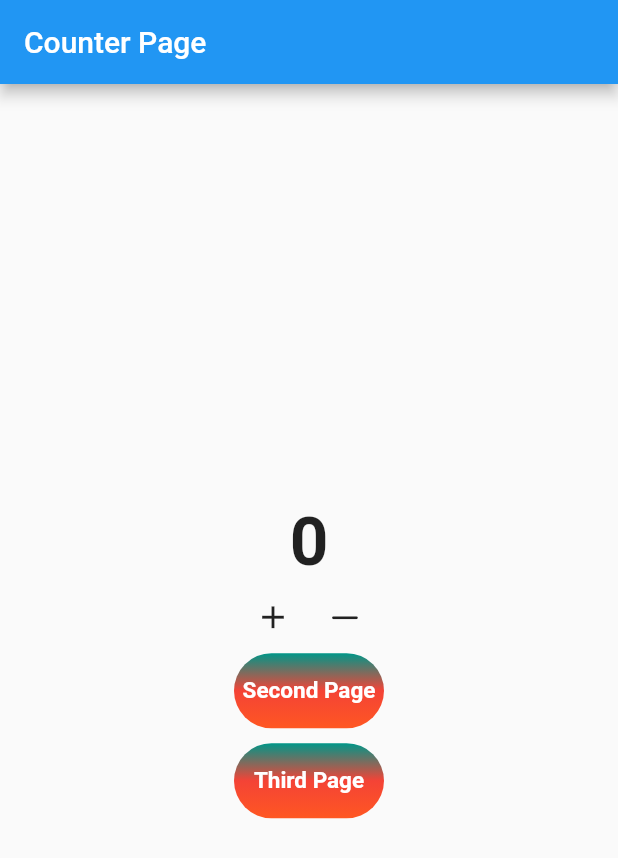
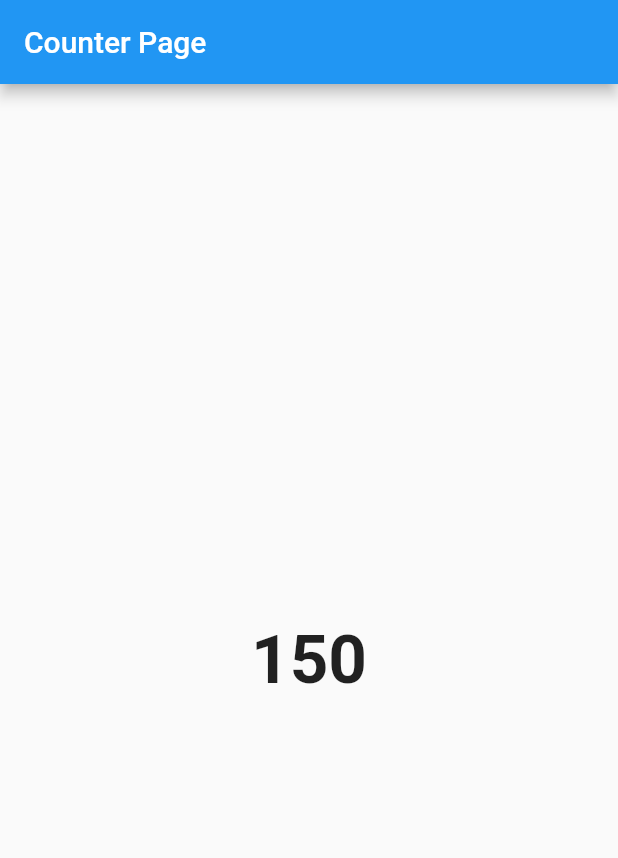
Before and after one commit to PrabeshPP/flutter_bloc, a Flutter app: the screen it shows after launch, on a phone screen of 412 x 824 dp. Shown: the top 858 px of the screen. Run offline on Flutter 3.47's test engine with Material 2 defaults, Android fonts, the phone set to English and light mode, and no system bars; our stand-ins replace connectivity_plus, flutter_bloc.

```diff
--- a/lib/logic/cubit/countercubit.dart
+++ b/lib/logic/cubit/countercubit.dart
@@ -1,8 +1,27 @@
+import 'dart:async';
+
 import 'package:flutter_bloc/flutter_bloc.dart';
+import 'package:flutter_bloc1/logic/cubit/internet_cubit.dart';
 
 class Countercubit extends Cubit<int> {
-  Countercubit() : super(0);
+  final InternetCubit internetCubit;
+  StreamSubscription? _streamSubscription;
+  Countercubit({required this.internetCubit}) : super(100) {
+    _streamSubscription = internetCubit.stream.listen((internetState) {
+      if (internetState is InternetConnected &&
+          internetState.connectionType == ConnectionType.Wifi) {
+        increment();
+      } else if (internetState is InternetDisconnected
+          ) {
+        decrement();
+      }
+    });
+  }
   void increment() => emit(state + 50);
   void decrement() => emit(state - 50);
 
+  void dispose(){
+
+  }
+
 }
--- a/lib/main.dart
+++ b/lib/main.dart
@@ -1,26 +1,38 @@
+import 'package:connectivity_plus/connectivity_plus.dart';
 import 'package:flutter/material.dart';
 import 'package:flutter_bloc/flutter_bloc.dart';
 import 'package:flutter_bloc1/logic/cubit/blocobserver.dart';
 import 'package:flutter_bloc1/logic/cubit/countercubit.dart';
-
+import 'package:flutter_bloc1/logic/cubit/internet_cubit.dart';
 import 'package:flutter_bloc1/presentation/router/app_router.dart';
-
 
 void main() {
   Bloc.observer = SimpleBlocObserver();
-  runApp(MyApp());
+  runApp(MyApp(
+    approuter: AppRouter(),
+    connectivity: Connectivity(),
+  ));
 }
 
 class MyApp extends StatelessWidget {
-  const MyApp({Key? key}) : super(key: key);
+  final Connectivity connectivity;
+  final AppRouter approuter;
+  const MyApp({Key? key, required this.connectivity, required this.approuter})
+      : super(key: key);
 
   @override
   Widget build(BuildContext context) {
-   final AppRouter _approuter=AppRouter();
-    return BlocProvider(
-      create: (context)=>Countercubit(),
+    return MultiBlocProvider(
+      providers: [
+        BlocProvider<InternetCubit>(
+          create: (context) =>InternetCubit(connectivity: connectivity),
+        ),
+        BlocProvider<Countercubit>(
+          create: (context) => Countercubit(internetCubit: context.read<InternetCubit>()),
+        ),
+      ],
       child: MaterialApp(
-        onGenerateRoute: _approuter.onGenerateRoute,
+        onGenerateRoute: approuter.onGenerateRoute,
         // initialRoute: "/",
         // routes: {
         //   "/": (_) => BlocProvider.value(
--- a/lib/presentation/screens/counterpage.dart
+++ b/lib/presentation/screens/counterpage.dart
@@ -2,7 +2,7 @@ import 'package:flutter/cupertino.dart';
 import 'package:flutter/material.dart';
 import 'package:flutter_bloc/flutter_bloc.dart';
 import 'package:flutter_bloc1/logic/cubit/countercubit.dart';
-
+import 'package:flutter_bloc1/logic/cubit/internet_cubit.dart';
 
 class CounterPage extends StatelessWidget {
   const CounterPage({Key? key}) : super(key: key);
@@ -13,78 +13,93 @@ class CounterPage extends StatelessWidget {
         appBar: AppBar(
           title: Text("Counter Page"),
         ),
-      body: Column(
-        mainAxisAlignment: MainAxisAlignment.center,
-        children: [
-          BlocBuilder<Countercubit, int>(builder: (context, state) {
+        body: BlocListener<InternetCubit, InternetState>(
+          listener: (context, state) {
+            if (state is InternetConnected &&
+                state.connectionType == ConnectionType.Wifi) {
+              ScaffoldMessenger.of(context).showSnackBar(SnackBar(
+                backgroundColor: Colors.green,
+                content: Text("Connected to wifi"),
+                duration: Duration(seconds: 3),
+              ));
+            } else if (state is InternetDisconnected) {
+              ScaffoldMessenger.of(context).showSnackBar(SnackBar(
+                content: Text("No Internet!"),
+                action: SnackBarAction(label: "Ok", onPressed: () {}),
+              ));
+            }
+          },
+          child: Center(
+            child: BlocBuilder<Countercubit, int>(builder: (context, state) {
               return Text(
                 "$state",
                 style: TextStyle(fontSize: 45, fontWeight: FontWeight.bold),
               );
             }),
-          Row(
-            mainAxisAlignment: MainAxisAlignment.center,
-            children: [
-              IconButton(
-                  onPressed: () {
-                    context.read<Countercubit>().increment();
-                  },
-                  icon: Icon(
-                    Icons.add,
-                    size: 25,
-                  )),
-              IconButton(
-                  onPressed: () {
-                    context.read<Countercubit>().decrement();
-                  },
-                  icon: Icon(
-                    CupertinoIcons.minus,
-                    size: 25,
-                  ))
-            ],
-          ),
-          MaterialButton(
-            onPressed: () {
-              Navigator.of(context).pushNamed("/second");
-            },
-            child: Container(height: 50,width: 100
-            ,decoration: BoxDecoration(
-              borderRadius: BorderRadius.circular(32.0),
-              gradient: LinearGradient(end: Alignment.bottomCenter,
-              begin: Alignment.topCenter,
-                colors: [Colors.teal,Colors.red,Colors.deepOrange])
-            ),child: Center(child: Text("Second Page",
-            style: TextStyle(
-              fontSize: 15,
-              color: Colors.white,
-              fontWeight: FontWeight.bold
           ),
         )
-            )
-            ),
-          ),
-          SizedBox(
-            height: 10,
-          ),
-          MaterialButton(onPressed: () {
-            Navigator.of(context).pushNamed("/third");
-          },
-          child:Container(
-            height: 50,width: 100
-            ,decoration: BoxDecoration(
-              borderRadius: BorderRadius.circular(32.0),
-              gradient: LinearGradient(end: Alignment.bottomCenter,
-              begin: Alignment.topCenter,
-                colors: [Colors.teal,Colors.red,Colors.deepOrange])
-            ),
-            child: Center(child: Text("Third Page"
-            ,style: TextStyle(
-              fontSize: 15,
-              color: Colors.white,
-              fontWeight: FontWeight.bold
-            ),))) ,)
-        ],
-      ),
+        // Row(
+        //   mainAxisAlignment: MainAxisAlignment.center,
+        //   children: [
+        //     IconButton(
+        //         onPressed: () {
+        //           context.read<Countercubit>().increment();
+        //         },
+        //         icon: Icon(
+        //           Icons.add,
+        //           size: 25,
+        //         )),
+        //     IconButton(
+        //         onPressed: () {
+        //           context.read<Countercubit>().decrement();
+        //         },
+        //         icon: Icon(
+        //           CupertinoIcons.minus,
+        //           size: 25,
+        //         ))
+        //   ],
+        // ),
+        // MaterialButton(
+        //   onPressed: () {
+        //     Navigator.of(context).pushNamed("/second");
+        //   },
+        //   child: Container(height: 50,width: 100
+        //   ,decoration: BoxDecoration(
+        //     borderRadius: BorderRadius.circular(32.0),
+        //     gradient: LinearGradient(end: Alignment.bottomCenter,
+        //     begin: Alignment.topCenter,
+        //       colors: [Colors.teal,Colors.red,Colors.deepOrange])
+        //   ),child: Center(child: Text("Second Page",
+        //   style: TextStyle(
+        //     fontSize: 15,
+        //     color: Colors.white,
+        //     fontWeight: FontWeight.bold
+        //   ),
+        //   )
+        //   )
+        //   ),
+        // ),
+        // SizedBox(
+        //   height: 10,
+        // ),
+        // MaterialButton(onPressed: () {
+        //   Navigator.of(context).pushNamed("/third");
+        // },
+        // child:Container(
+        //   height: 50,width: 100
+        //   ,decoration: BoxDecoration(
+        //     borderRadius: BorderRadius.circular(32.0),
+        //     gradient: LinearGradient(end: Alignment.bottomCenter,
+        //     begin: Alignment.topCenter,
+        //       colors: [Colors.teal,Colors.red,Colors.deepOrange])
+        //   ),
+        //   child: Center(child: Text("Third Page"
+        //   ,style: TextStyle(
+        //     fontSize: 15,
+        //     color: Colors.white,
+        //     fontWeight: FontWeight.bold
+        //   ),))) ,)
+
         );
   }
 }
```
Lines whose indentation alone changed are shown as unchanged.
